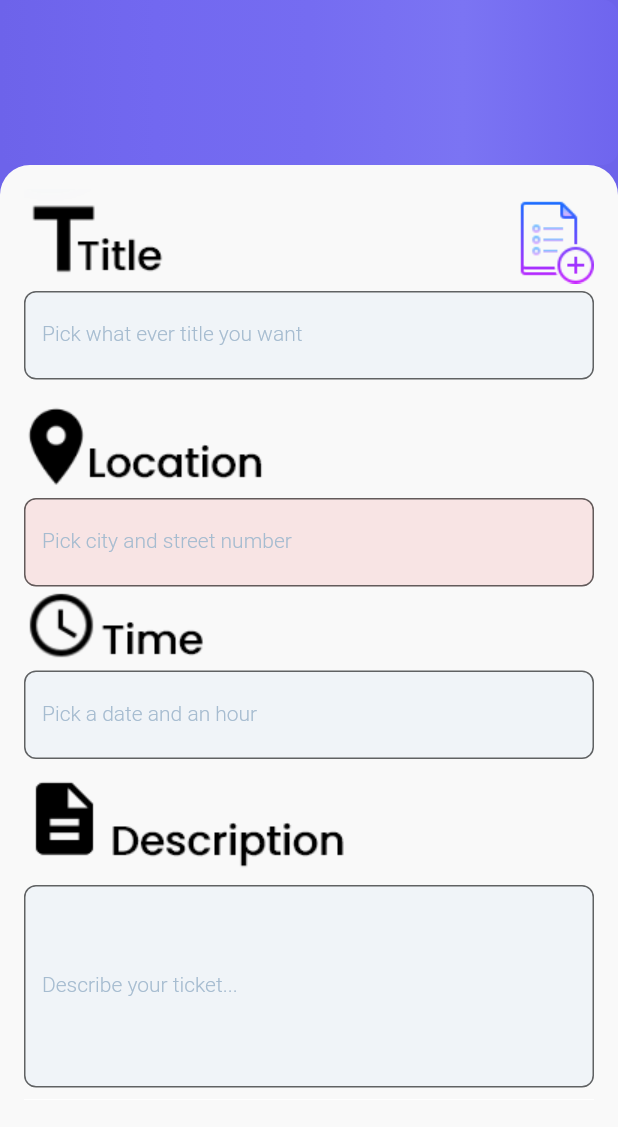
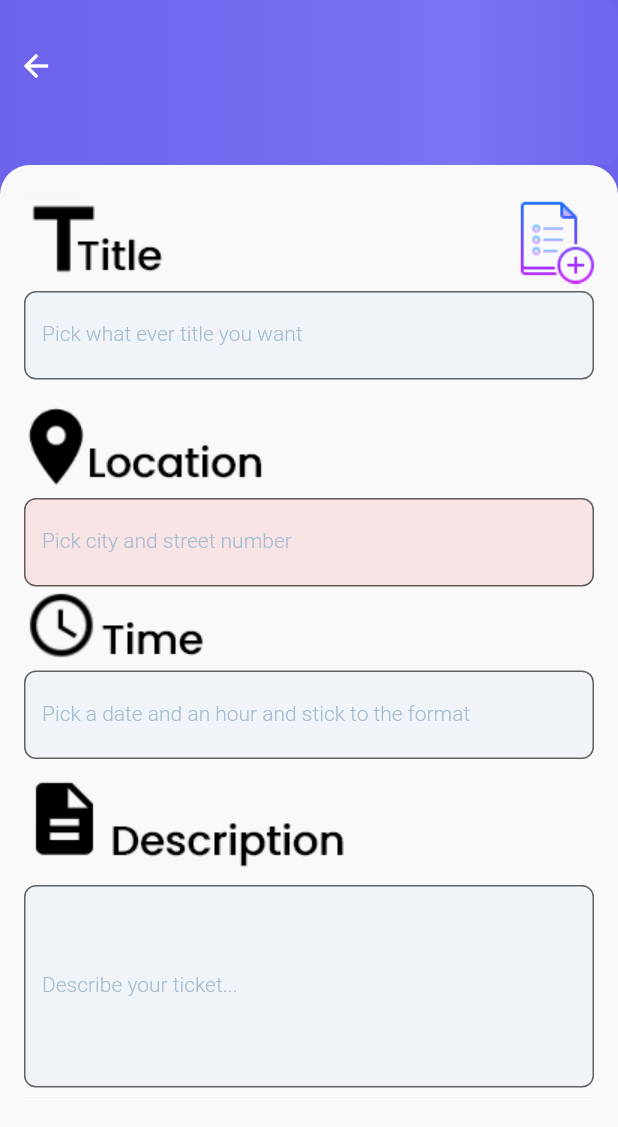
Before and after one commit to Technion236272/2022a-StudentHub, a Flutter app: the NewPostScreen screen opened directly with empty values, on a phone screen of 412 x 824 dp. Shown: the top 1127 px of the screen. Run offline on Flutter 3.47's test engine with Material 2 defaults, Android fonts, the phone set to English and light mode, and no system bars; our stand-ins replace badges, cloud_firestore, connectivity, firebase_auth, firebase_core, flutter_local_notifications and 5 more; accounts and stored records are empty; Roboto replaces fonts that are missing (fonts/Acumin-Pro-SemiCond-Medium.woff.ttf).

Commit message:
Mostafa branch (#43)
* Fixed the the expanded text format , #36

* Added the back arrow , #38

* Added the back arrow , #38

* Fixed the colors

* issue #34 , added the dialog

* Fixed the colors

* Added the display.name for user , issue#40,#28

* Added logout button , and path , issue #42

Co-authored-by: mostafanaax69 <mostafanaa@campus.technion.ac.il>

```diff
--- a/lib/GenericPageCreation.dart
+++ b/lib/GenericPageCreation.dart
@@ -1,11 +1,13 @@
 import 'package:firebase_auth/firebase_auth.dart';
+import 'package:line_icons/line_icon.dart';
 import 'package:provider/provider.dart';
 import 'package:studenthub/Auth.dart';
+import 'package:line_icons/line_icons.dart';
+import 'package:badges/badges.dart';
+import 'package:google_fonts/google_fonts.dart';
 
 import 'ScreenTags.dart';
-import 'package:connectivity/connectivity.dart';
 import 'dart:core';
-import 'package:font_awesome_flutter/font_awesome_flutter.dart';
 import 'package:flutter/cupertino.dart';
 import 'package:flutter/material.dart';
 import 'dart:async';
@@ -119,11 +121,8 @@ class _NewPostScreenState extends State<NewPostScreen> {
           value: food,
           child: Text(
             food.name,
-            style: TextStyle(
-                fontSize: 14.0,
-                color: GlobalStringText.textFieldGrayColor,
-                fontFamily: GlobalStringText.FontTextFormField,
-                fontWeight: FontWeight.w300),
+            style: GoogleFonts.poppins(textStyle: TextStyle(fontSize: 14, color: Colors.black, fontWeight: FontWeight.w300 )),
+
           ),
         ),
       );
@@ -140,14 +139,9 @@ class _NewPostScreenState extends State<NewPostScreen> {
           value: event,
           child: Text(
             event.name,
-            style: TextStyle(
-              fontSize: 14.0,
-              color: GlobalStringText.textFieldGrayColor,
-              fontFamily: GlobalStringText.FontTextFormField,
-              fontWeight: FontWeight.w300,
+            style: GoogleFonts.poppins(textStyle: TextStyle(fontSize: 14, color: Colors.black, fontWeight: FontWeight.w300  )),
             ),
           ),
-        ),
       );
     }
     return items;
@@ -188,6 +182,16 @@ class _NewPostScreenState extends State<NewPostScreen> {
         body: Column(
           children: [
             Container(
+              child: Container(
+                margin: EdgeInsets.fromLTRB(0, 20, 0, 0),
+                child: IconButton(
+                  onPressed: () {  Navigator.of(context).pop(); },
+                  icon: Icon(Icons.arrow_back,color: Colors.white,)
+
+                ),
+                alignment: Alignment.topLeft,
+
+              ),
               decoration: BoxDecoration(
                 // spice up the button with a radius
                 borderRadius: const BorderRadius.all(
@@ -345,11 +349,11 @@ class _NewPostScreenState extends State<NewPostScreen> {
               style: BorderStyle.solid,
             ),
           ),
-          hintText: 'Example 28.12 , 14:00 ',
+          hintText: 'Example 28.12.2021 , 14:00 ',
           hintStyle: TextStyle(
               fontSize: 12.0, color: GlobalStringText.textFieldGrayColor),
           //helperText: 'Keep it short, this is just a demo.',
-          labelText: 'Pick a date and an hour',
+          labelText: 'Pick a date and an hour and stick to the format',
           labelStyle: TextStyle(
               fontSize: 14.0,
               color: GlobalStringText.textFieldGrayColor,
@@ -621,7 +625,7 @@ class _NewPostScreenState extends State<NewPostScreen> {
           'Time' : TimeController.text,
           'Type' : _selectedEvent.getName(),
           'Description' : DescriptionController.text,
-          'Owner' : user?.email,
+          'Owner' : user?.displayName,
         };
         _firestore.collection("Entertainment").add(data);
       } break;
--- a/lib/HomePage.dart
+++ b/lib/HomePage.dart
@@ -7,7 +7,6 @@ import 'package:url_launcher/url_launcher.dart';
 class HomePage extends StatelessWidget {
   @override
   Widget build(BuildContext context) {
-    // TODO: implement build
     return Scaffold(
       resizeToAvoidBottomInset: false,
 
@@ -18,7 +17,6 @@ class HomePage extends StatelessWidget {
           children: <Widget>[
             Padding(padding: EdgeInsets.all(10)),
             Align(child :IconButton(
-
                 icon: const Icon(Icons.info_outline),
                 tooltip: "About",
                 onPressed: (() async {
--- a/lib/SignUp.dart
+++ b/lib/SignUp.dart
@@ -357,7 +357,8 @@ class _SignUpScreen extends State<SignUpScreen> {
                                   valid_email) {
                                 final res = await user.signUp(
                                     _email_controller.text,
-                                    _password_controller.text);
+                                    _password_controller.text,
+                                    _full_name_controller.text);
                                 if (res == Error.NO_ERROR) {
                                   Navigator.of(context).pop();
                                   final snackbar = SnackBar(
```
Also changed, not shown: lib/Auth.dart (+22 -1 lines), lib/CatogryHomePage.dart (+29 -10 lines), lib/FavoritesPage.dart (+11 -1 lines), lib/events_page.dart (+61 -32 lines), lib/openedTicketsPage.dart (+11 -1 lines).
